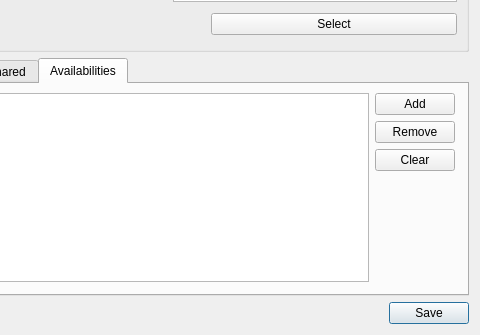
First picture: the form in plugins/agendaplugin/usercalendareditor.ui, repository FreeHealth/freehealth, before the edit; both pictures show x 103 to 583 and y 160 to 495 of the 583 by 495 pixel window.
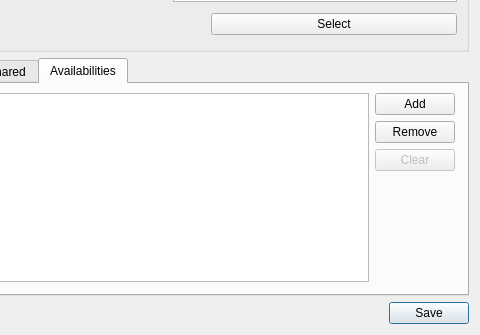
Second picture: the form after the edit. The open tabs and pages were chosen to show the change. Custom widgets are drawn as their Qt base class.

Diff of the .ui file:
```diff
--- a/plugins/agendaplugin/usercalendareditor.ui
+++ b/plugins/agendaplugin/usercalendareditor.ui
@@ -275,6 +275,9 @@
        </item>
        <item row="2" column="1">
         <widget class="QPushButton" name="clearAvail">
+         <property name="enabled">
+          <bool>false</bool>
+         </property>
          <property name="text">
           <string>Clear</string>
          </property>
```
Left out of the diff: 2 changed lines with no effect on the pictures.
